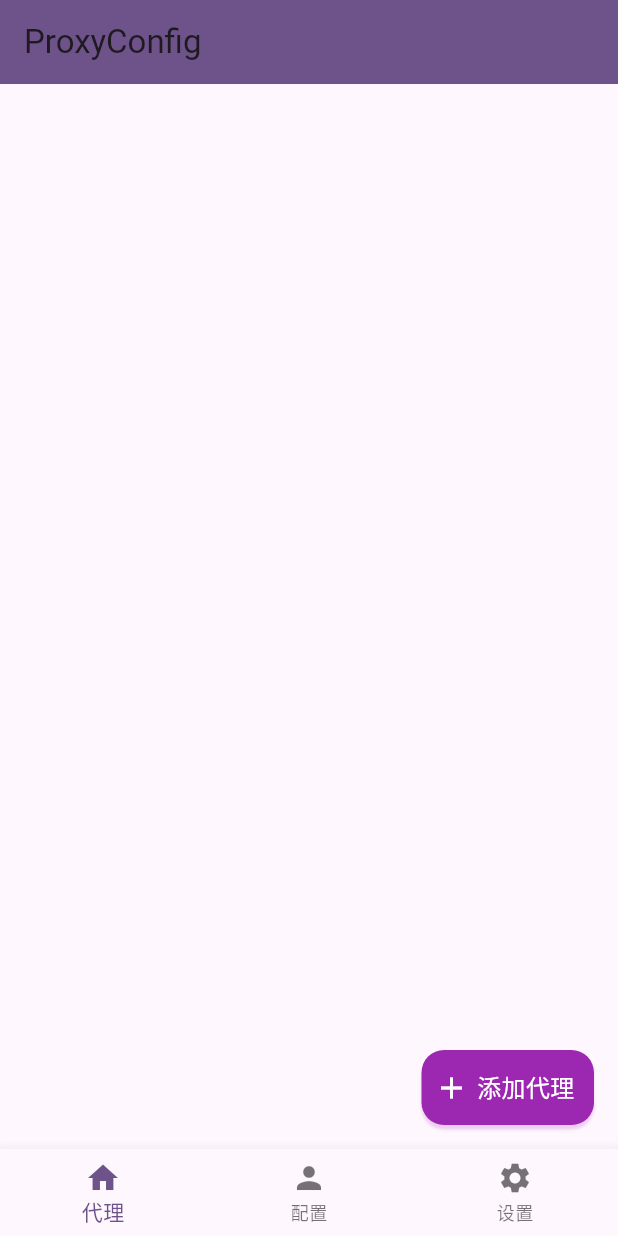
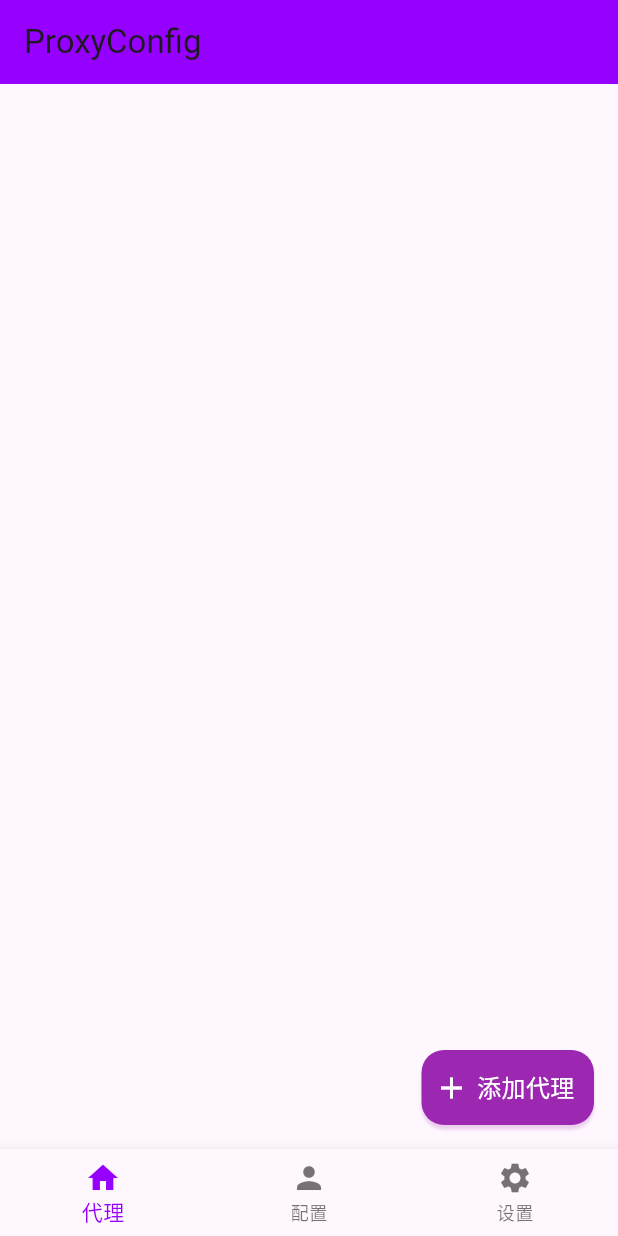
Before and after one commit to ys1231/appproxy, a Flutter app: the screen it shows after launch, on a phone screen of 412 x 824 dp. Run offline on Flutter 3.47's test engine with Material 3 defaults, Android fonts, the light colour scheme and no system bars.

Commit message:
fix(ui): :art: 1. 更新版本导致主题颜色变化适配最新版. 2. 在app代理列表排除自己

```diff
--- a/lib/main.dart
+++ b/lib/main.dart
@@ -27,9 +27,13 @@ class MyApp extends StatelessWidget {
       debugShowCheckedModeBanner: true,
       theme: ThemeData(
         // 使用深紫色作为主题颜色方案的种子颜色
-        colorScheme: ColorScheme.fromSeed(seedColor: const Color.fromRGBO(142, 0, 244, 1.0)),
-        // 启用Material Design 3主题
-        useMaterial3: true,
+        colorScheme: ColorScheme.fromSeed(
+          primary: const Color.fromRGBO(149, 0, 255, 1.0),
+          seedColor: const Color.fromRGBO(149, 0, 255, 1.0),
+          secondary: Colors.transparent, // 可选：设置次要颜色为透明，避免产生额外的颜色
+          error: Colors.transparent, // 可选：设置错误颜色为透明，避免产生额外的颜色
+          // 其他颜色也可以根据需要设置为透明或自定义颜色
+        ),
       ),
       // 设置底部导航菜单作为应用的起始页面
       home: const BottomMenuPage(),
@@ -69,9 +73,31 @@ class _BottomMenuPageState extends State<BottomMenuPage> {
   Widget build(BuildContext context) {
     return Scaffold(
       appBar: AppBar(
-        backgroundColor: Theme.of(context).primaryColor,
-        title: Text(_appBarTitles[_currentIndex]),
-      ),
+          backgroundColor: Theme.of(context).primaryColor,
+          title: Text(_appBarTitles[_currentIndex]),
+          actions: _appBarTitles[_currentIndex] == "AppConfigList"
+              ? <Widget>[
+                  PopupMenuButton<String>(
+                    // 设置弹出菜单的图标
+                    icon: const Icon(Icons.more_vert),
+                    // 定义菜单项
+                    itemBuilder: (BuildContext context) {
+                      return [
+                        const PopupMenuItem<String>(
+                            value: 'Option_1', child: Text('Option 1')),
+                        const PopupMenuItem<String>(
+                            value: 'Option_2', child: Text('Option 2')),
+                        const PopupMenuItem<String>(
+                            value: 'Option_3', child: Text('Option 3')),
+                      ];
+                    },
+                    // 当选择一个菜单项时触发的回调
+                    onSelected: (String value) {
+                      print('Selected option: $value');
+                    },
+                  )
+                ]
+              : []),
       body: IndexedStack(
         index: _currentIndex,
         children: _children,
```
Also changed, not shown: 1 other file.
